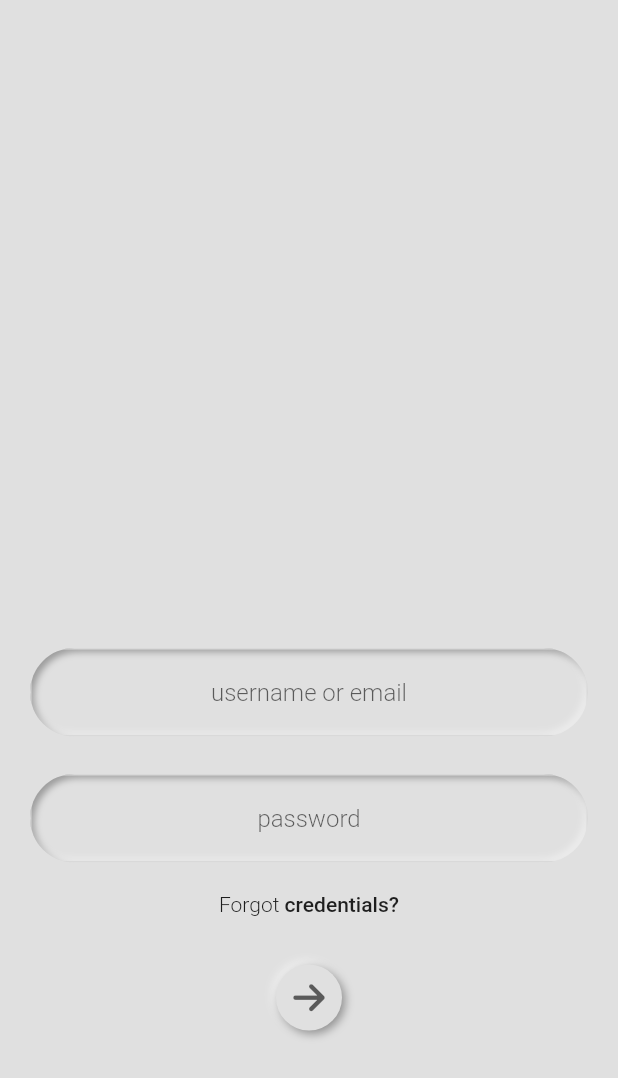
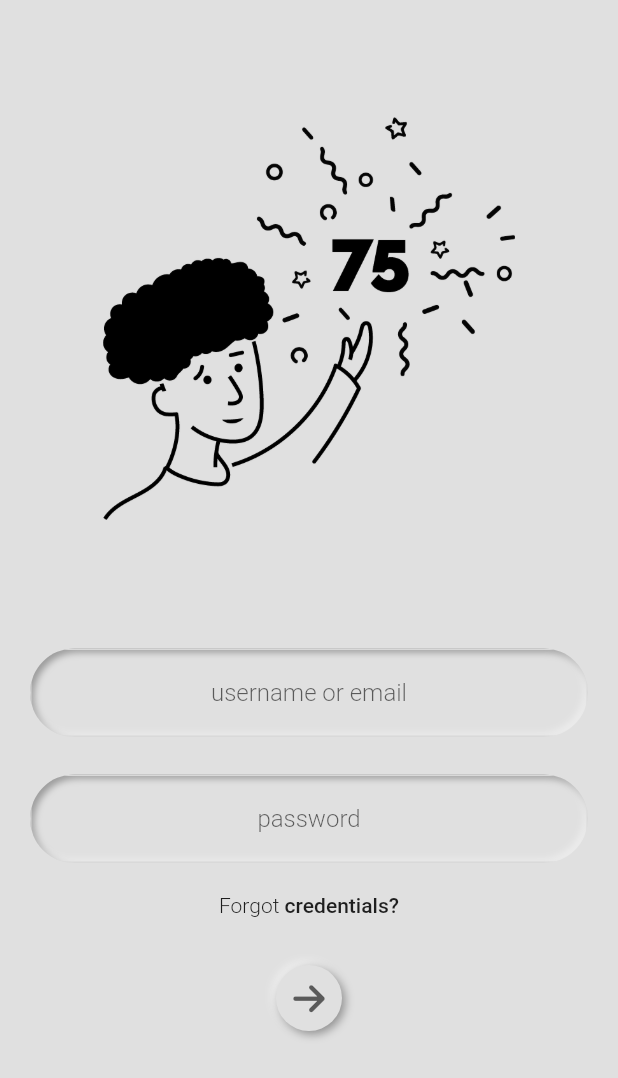
Before and after one commit to adamsyy/Seventy5, a Flutter app: the screen it shows after launch, on a phone screen of 412 x 824 dp. Shown: the top 1078 px of the screen. Run offline on Flutter 3.47's test engine with Material 2 defaults, Android fonts, the phone set to English and light mode, and no system bars; drawn by our look-alikes of flutter_neumorphic; our stand-ins replace font_awesome_flutter, page_transition, percent_indicator, rive, shared_preferences.

Commit message:
png added

```diff
--- a/lib/username.dart
+++ b/lib/username.dart
@@ -41,7 +41,9 @@ class _UsernameState extends State<Username> {
             child: Column(
               crossAxisAlignment: CrossAxisAlignment.center,
               children: [
-                SizedBox(height: MediaQuery.of(context).size.height / 2),
+                SizedBox(height: MediaQuery.of(context).size.height /15),
+Image.asset("animation/pic.png",height: 275,width: 275,),
+                SizedBox(height: MediaQuery.of(context).size.height /10),
                 Neumorphic(
                     style: NeumorphicStyle(
                         shape: NeumorphicShape.concave,
--- a/pubspec.yaml
+++ b/pubspec.yaml
@@ -67,6 +67,7 @@ flutter:
     - animation/3.riv
     - animation/4.riv
     - animation/Asset1.png
+    - animation/pic.png
 
 
 
```
Also changed, not shown: animation/pic.png (added).
